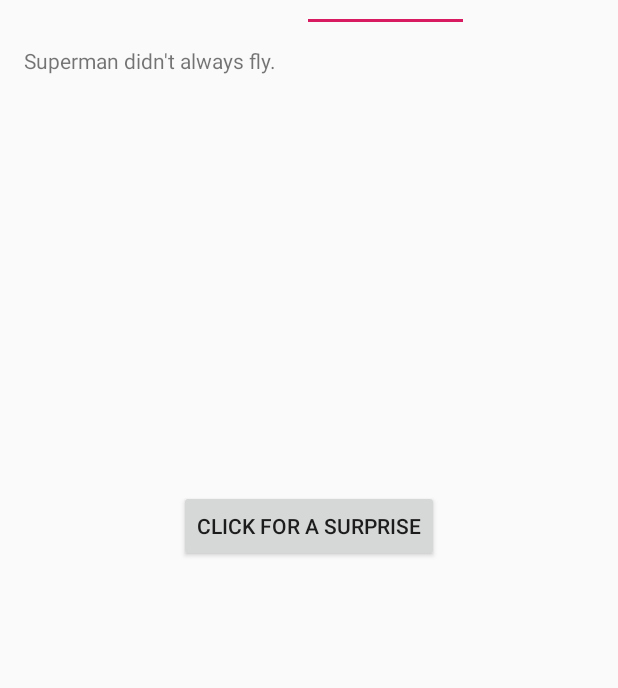
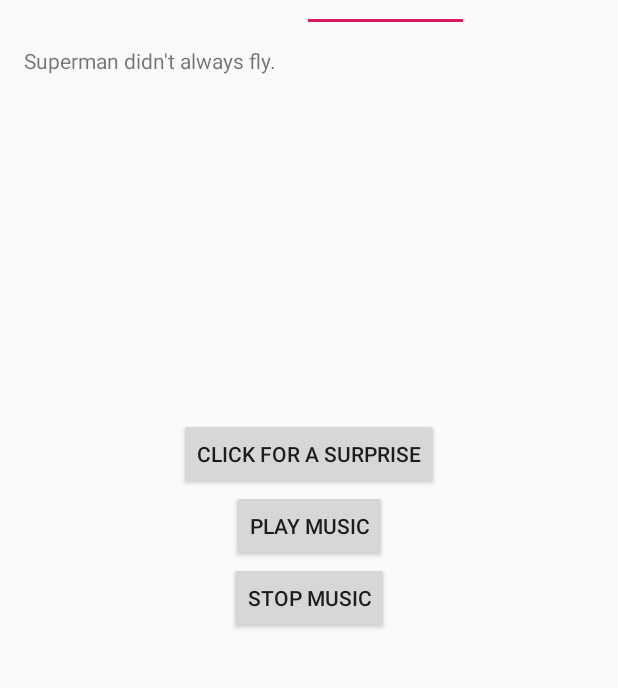
Before and after one commit to firansav/yournotes, an Android app: the EasterEggFragment screen opened through its navigation route, tab 3 chosen, on a phone screen of 412 x 824 dp, the part 134-822 px from its top. Run offline under Robolectric (Android 15) with nearby library versions, the phone set to English and light mode, and no system bars; our stand-ins replace Room's generated code; libraries missing offline, so code that uses them is left out: com.google.android.youtube; plain views replace YouTubePlayerView; 4 statements that could not run were skipped.

Commit message:
can play music now in easter egg tab

```diff
--- a/app/src/main/AndroidManifest.xml
+++ b/app/src/main/AndroidManifest.xml
@@ -37,6 +37,7 @@
                 android:theme="@style/AppTheme.NoActionBar">
         </activity>
         <receiver android:name=".NotificationHelper"/>
+        <service android:name=".MusicService"/>
     </application>
 
 </manifest>
--- a/app/src/main/java/id/ac/ui/cs/mobileprogramming/firandra_savitri/yournotes/EasterEggFragment.kt
+++ b/app/src/main/java/id/ac/ui/cs/mobileprogramming/firandra_savitri/yournotes/EasterEggFragment.kt
@@ -1,9 +1,11 @@
 package id.ac.ui.cs.mobileprogramming.firandra_savitri.yournotes
 
+import android.content.Intent
 import android.os.Bundle
 import android.view.LayoutInflater
 import android.view.View
 import android.view.ViewGroup
+import android.widget.Toast
 import androidx.fragment.app.Fragment
 import com.google.android.youtube.player.YouTubeStandalonePlayer
 import kotlinx.android.synthetic.main.activity_main.*
@@ -39,5 +41,15 @@ class EasterEggFragment : Fragment() {
             val intent = YouTubeStandalonePlayer.createVideoIntent(activity, apiKey, id)
             startActivity(intent)
         }
+
+        button_play_music.setOnClickListener {
+            Toast.makeText(activity, "Music Played", Toast.LENGTH_SHORT).show()
+            activity?.startService(Intent(activity, MusicService::class.java))
+        }
+
+        button_stop_music.setOnClickListener {
+            Toast.makeText(activity, "Music Stopped", Toast.LENGTH_SHORT).show()
+            activity?.stopService(Intent(activity, MusicService::class.java))
+        }
     }
 }
--- a/app/src/main/java/id/ac/ui/cs/mobileprogramming/firandra_savitri/yournotes/MainActivity.kt
+++ b/app/src/main/java/id/ac/ui/cs/mobileprogramming/firandra_savitri/yournotes/MainActivity.kt
@@ -31,9 +31,6 @@ class MainActivity : AppCompatActivity() {
             builder.setMessage("YourNotes requires internet connection to maximize the functionality of the application, please turn on the wifi connection.").setTitle("Wi-Fi Required")
             builder.setPositiveButton("Enable Wi-Fi") { _, _ ->
                 wifiManager.isWifiEnabled = true
-            }
-            builder.setNegativeButton("No, Thanks") {_, _ ->
-
             }
 
             val dialog = builder.create()
--- a/app/src/main/res/layout/fragment_weather.xml
+++ b/app/src/main/res/layout/fragment_weather.xml
@@ -3,41 +3,6 @@
         android:orientation="vertical" android:layout_width="match_parent"
         android:layout_height="wrap_content"
         android:layout_gravity="center">
-
-<!--    <TextView-->
-<!--            android:layout_marginTop="@dimen/notes_detail_name_margin_top"-->
-<!--            android:layout_marginBottom="@dimen/notes_detail_description_margin_bottom"-->
-<!--            android:layout_width="match_parent"-->
-<!--            android:layout_height="wrap_content"-->
-<!--            android:textSize="16sp"-->
-<!--            android:text="@string/todays_weather"-->
-<!--            android:textAlignment="center"-->
-<!--            android:layout_gravity="center_vertical"/>-->
-
-<!--    <ImageView-->
-<!--            android:id="@+id/weather_pict"-->
-<!--            android:layout_marginTop="@dimen/notes_detail_name_margin_top"-->
-<!--            android:layout_marginBottom="@dimen/notes_detail_description_margin_bottom"-->
-<!--            android:layout_gravity="center"-->
-<!--            android:layout_width="28dp"-->
-<!--            android:layout_height="28dp"-->
-<!--            android:src="@drawable/ic_insert_photo"/>-->
-
-<!--    <TextView-->
-<!--            android:id="@+id/weather_temp"-->
-<!--            android:layout_marginTop="@dimen/notes_detail_name_margin_top"-->
-<!--            android:layout_marginBottom="@dimen/notes_detail_description_margin_bottom"-->
-<!--            android:layout_width="wrap_content"-->
-<!--            android:layout_height="wrap_content"-->
-<!--            android:text="Celcius"-->
-<!--            android:textSize="28dp"-->
-<!--            android:layout_gravity="center"/>-->
-
-<!--    <com.google.android.youtube.player.YouTubePlayerView-->
-<!--            android:layout_width="match_parent"-->
-<!--            android:layout_height="wrap_content"-->
-<!--            android:id="@+id/youtube"-->
-<!--            android:layout_gravity="center_vertical"/>-->
 
     <Button
             android:id="@+id/button_play"
@@ -46,4 +11,18 @@
             android:text="@string/play_video"
             android:layout_gravity="center"/>
 
+    <Button
+            android:id="@+id/button_play_music"
+            android:layout_width="wrap_content"
+            android:layout_height="wrap_content"
+            android:text="@string/play_music"
+            android:layout_gravity="center"/>
+
+    <Button
+            android:id="@+id/button_stop_music"
+            android:layout_width="wrap_content"
+            android:layout_height="wrap_content"
+            android:text="@string/stop_music"
+            android:layout_gravity="center"/>
+
 </LinearLayout>
--- a/app/src/main/res/values/strings.xml
+++ b/app/src/main/res/values/strings.xml
@@ -25,4 +25,9 @@
     <string name="denied">Permission denied</string>
     <string name="enable">Enable Wi-Fi</string>
     <string name="no_thanks">No, Thanks</string>
+    <string name="mandatory">YourNotes requires internet connection to run, please turn on the wifi connection.</string>
+    <string name="play_music">Play Music</string>
+    <string name="stop_music">Stop Music</string>
+    <string name="played">Music Played</string>
+    <string name="stopped">Music Stopped</string>
 </resources>
```
Also changed, not shown: app/src/main/java/id/ac/ui/cs/mobileprogramming/firandra_savitri/yournotes/MusicService.kt (added, +28 -0 lines), 2 other files.
